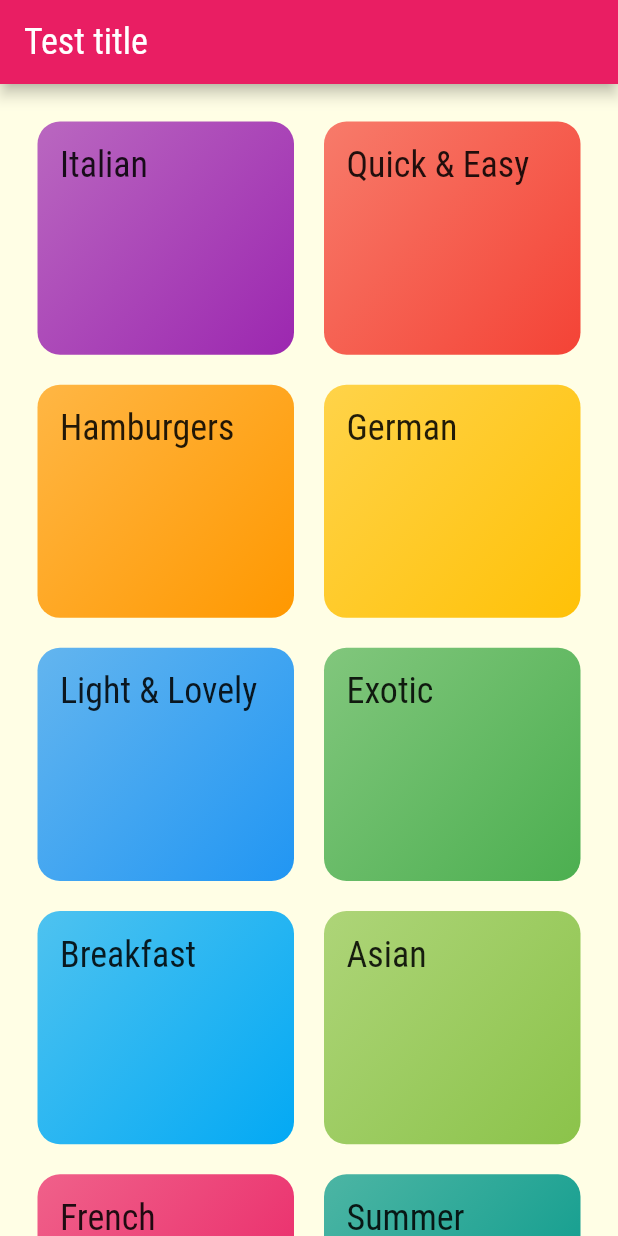
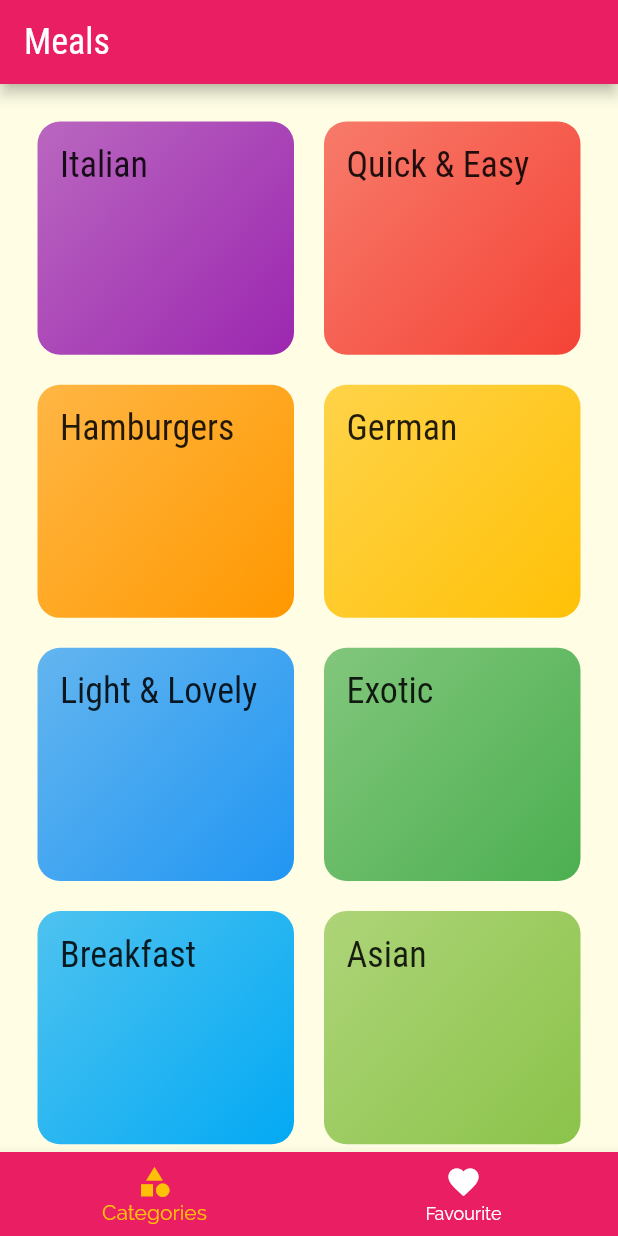
Before and after one commit to BrunoFestino/meal-app, a Flutter app: the screen it shows after launch, on a phone screen of 412 x 824 dp. Run offline on Flutter 3.47's test engine with Material 2 defaults, Android fonts, the phone set to English and light mode, and no system bars.

Commit message:
adding tab page

```diff
--- a/lib/main.dart
+++ b/lib/main.dart
@@ -2,6 +2,7 @@ import 'package:flutter/material.dart';
 import 'package:meal_app/pages/category_meals_page.dart';
 import 'package:meal_app/pages/home_page.dart';
 import 'package:meal_app/pages/meal_detail_screen.dart';
+import 'package:meal_app/pages/tabs_page.dart';
 
 import 'pages/categories_screen.dart';
 
@@ -28,7 +29,7 @@ class MyApp extends StatelessWidget {
             titleLarge:
                 const TextStyle(fontSize: 24, fontFamily: 'RobotoCondensed')),
       ),
-      home: const CategoriesScreen(),
+      home: const TabsPage(),
       routes: {
         '/categorie-meals': (ctx) => const CategoryMeals(),
         MealDetail.routeName: (context) => const MealDetail(),
--- a/lib/pages/categories_screen.dart
+++ b/lib/pages/categories_screen.dart
@@ -12,9 +12,7 @@ class CategoriesScreen extends StatelessWidget {
     List<Categories> categories = DUMMY_CATEGORIES.map((e) {
       return Categories(id: e.id, title: e.title, color: e.color);
     }).toList();
-    return Scaffold(
-      appBar: AppBar(title: const Text('Test title')),
-      body: GridView.builder(
+    return GridView.builder(
       padding: const EdgeInsets.all(25),
       gridDelegate: const SliverGridDelegateWithFixedCrossAxisCount(
         crossAxisCount: 2,
@@ -25,7 +23,6 @@ class CategoriesScreen extends StatelessWidget {
       itemBuilder: (context, i) => CategoryItem(
           categories[i].id, categories[i].title, categories[i].color),
       itemCount: categories.length,
-      ),
     );
   }
 }
--- /dev/null
+++ b/lib/pages/favourite_page.dart
@@ -0,0 +1,14 @@
+import 'package:flutter/material.dart';
+import 'package:flutter/src/widgets/container.dart';
+import 'package:flutter/src/widgets/framework.dart';
+
+class FavouriteScreen extends StatelessWidget {
+  const FavouriteScreen({super.key});
+
+  @override
+  Widget build(BuildContext context) {
+    return Center(
+      child: Text('hola'),
+    );
+  }
+}
--- /dev/null
+++ b/lib/pages/tabs_page.dart
@@ -0,0 +1,54 @@
+import 'package:flutter/material.dart';
+import 'package:flutter/src/widgets/container.dart';
+import 'package:flutter/src/widgets/framework.dart';
+import 'package:meal_app/pages/categories_screen.dart';
+import 'package:meal_app/pages/favourite_page.dart';
+
+class TabsPage extends StatefulWidget {
+  const TabsPage({super.key});
+
+  @override
+  State<TabsPage> createState() => _TabsPageState();
+}
+
+class _TabsPageState extends State<TabsPage> {
+  final List<Widget> _pages = [
+    CategoriesScreen(),
+    FavouriteScreen(),
+  ];
+
+  int _selectedPageIndex = 0;
+
+  void _selectPage(int index) {
+    setState(() {
+      _selectedPageIndex = index;
+    });
+  }
+
+  @override
+  Widget build(BuildContext context) {
+    return Scaffold(
+      appBar: AppBar(
+        title: const Text('Meals'),
+      ),
+      body: _pages[_selectedPageIndex],
+      bottomNavigationBar: BottomNavigationBar(
+        onTap: _selectPage,
+        backgroundColor: Theme.of(context).colorScheme.primary,
+        unselectedItemColor: Colors.white,
+        selectedItemColor: Theme.of(context).colorScheme.secondary,
+        currentIndex: _selectedPageIndex,
+        items: const [
+          BottomNavigationBarItem(
+            icon: Icon(
+              Icons.category,
+            ),
+            label: 'Categories',
+          ),
+          BottomNavigationBarItem(
+              icon: Icon(Icons.favorite), label: 'Favourite'),
+        ],
+      ),
+    );
+  }
+}
```
Lines whose indentation alone changed are shown as unchanged.
